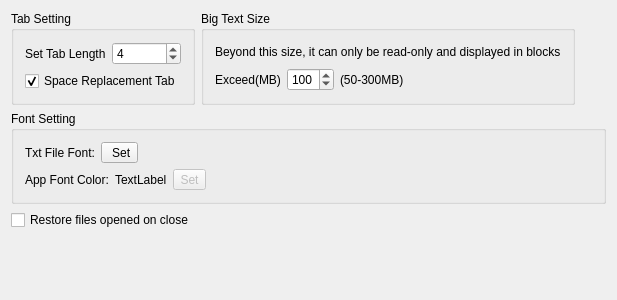
The window that src/texteditsetwin.ui (cxasm/notepad--) describes before a commit, drawn with Qt 5.
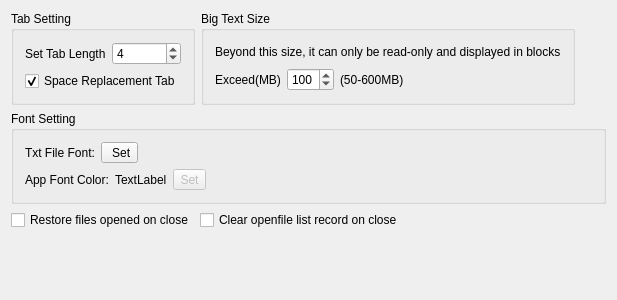
The same window after the commit.

```diff
--- a/src/texteditsetwin.ui
+++ b/src/texteditsetwin.ui
@@ -94,7 +94,7 @@
           <item>
            <widget class="QLabel" name="label_5">
             <property name="text">
-             <string>(50-300MB)</string>
+             <string>(50-600MB)</string>
             </property>
            </widget>
           </item>
@@ -221,6 +221,13 @@
        </property>
       </widget>
      </item>
+     <item>
+      <widget class="QCheckBox" name="openfileRecord">
+       <property name="text">
+        <string>Clear openfile list record on close</string>
+       </property>
+      </widget>
+     </item>
      <item>
       <spacer name="horizontalSpacer_3">
        <property name="orientation">
```
Left out of the diff: 2 changed lines with no effect on the pictures.
